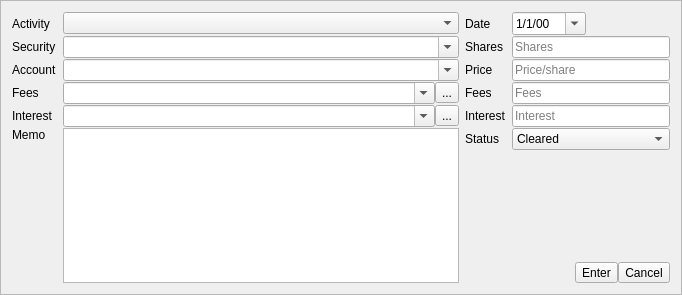
Qt form kmymoney/views/investtransactioneditor.ui (KDE/kmymoney) before a commit.
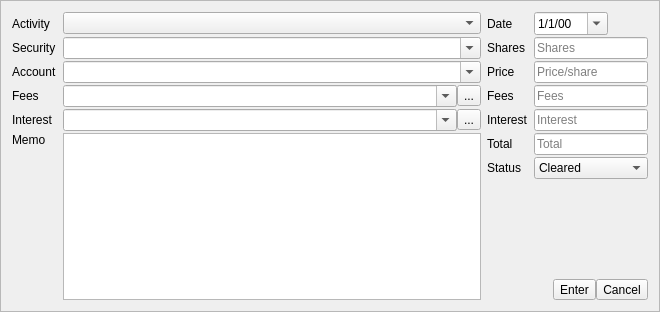
The same form after that commit. Custom widgets are drawn as their Qt base class.

What changed in the file:
```diff
--- a/kmymoney/views/investtransactioneditor.ui
+++ b/kmymoney/views/investtransactioneditor.ui
@@ -6,8 +6,8 @@
    <rect>
     <x>0</x>
     <y>0</y>
-    <width>682</width>
-    <height>295</height>
+    <width>660</width>
+    <height>312</height>
    </rect>
   </property>
   <property name="frameShape">
@@ -16,9 +16,9 @@
   <property name="frameShadow">
    <enum>QFrame::Raised</enum>
   </property>
-  <layout class="QGridLayout" name="gridLayout" columnstretch="0,5,0,2">
+  <layout class="QGridLayout" name="gridLayout" columnstretch="0,5,0,0">
    <property name="verticalSpacing">
-    <number>1</number>
+    <number>2</number>
    </property>
    <item row="0" column="0">
     <widget class="QLabel" name="activityLabel">
@@ -268,7 +268,7 @@
      </property>
     </widget>
    </item>
-   <item row="5" column="1" rowspan="3">
+   <item row="5" column="1" rowspan="4">
     <widget class="QPlainTextEdit" name="memoEdit">
      <property name="tabChangesFocus">
       <bool>true</bool>
@@ -278,11 +278,34 @@
    <item row="5" column="2">
     <widget class="QLabel" name="label_9">
      <property name="text">
-      <string>Status</string>
+      <string>Total</string>
      </property>
     </widget>
    </item>
    <item row="5" column="3">
+    <widget class="AmountEdit" name="totalAmountEdit">
+     <property name="sizePolicy">
+      <sizepolicy hsizetype="Expanding" vsizetype="Fixed">
+       <horstretch>0</horstretch>
+       <verstretch>0</verstretch>
+      </sizepolicy>
+     </property>
+     <property name="text">
+      <string/>
+     </property>
+     <property name="placeholderText">
+      <string>Total</string>
+     </property>
+    </widget>
+   </item>
+   <item row="6" column="2">
+    <widget class="QLabel" name="statusLabel">
+     <property name="text">
+      <string>Status</string>
+     </property>
+    </widget>
+   </item>
+   <item row="6" column="3">
     <widget class="QComboBox" name="statusCombo">
      <item>
       <property name="text">
@@ -291,7 +314,7 @@
      </item>
     </widget>
    </item>
-   <item row="6" column="3">
+   <item row="7" column="3">
     <spacer name="verticalSpacer_2">
      <property name="orientation">
       <enum>Qt::Vertical</enum>
@@ -304,7 +327,7 @@
      </property>
     </spacer>
    </item>
-   <item row="7" column="2" colspan="2">
+   <item row="8" column="2" colspan="2">
     <layout class="QHBoxLayout" name="horizontalLayout">
      <item>
       <spacer name="horizontalSpacer">
```
Left out of the diff: 8 changed lines with no effect on the pictures.
